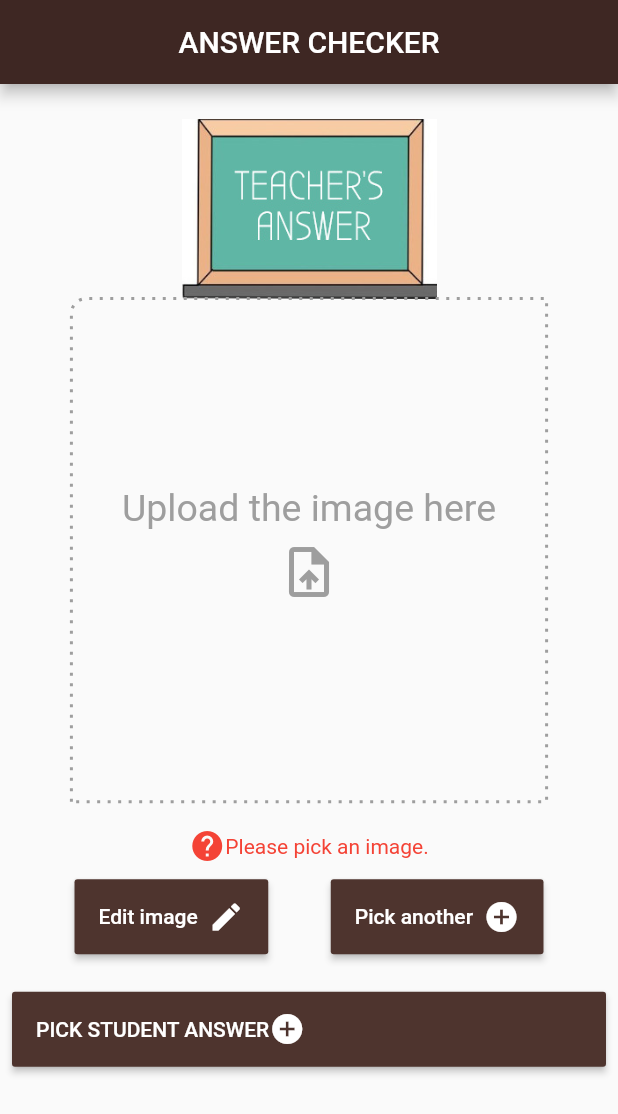
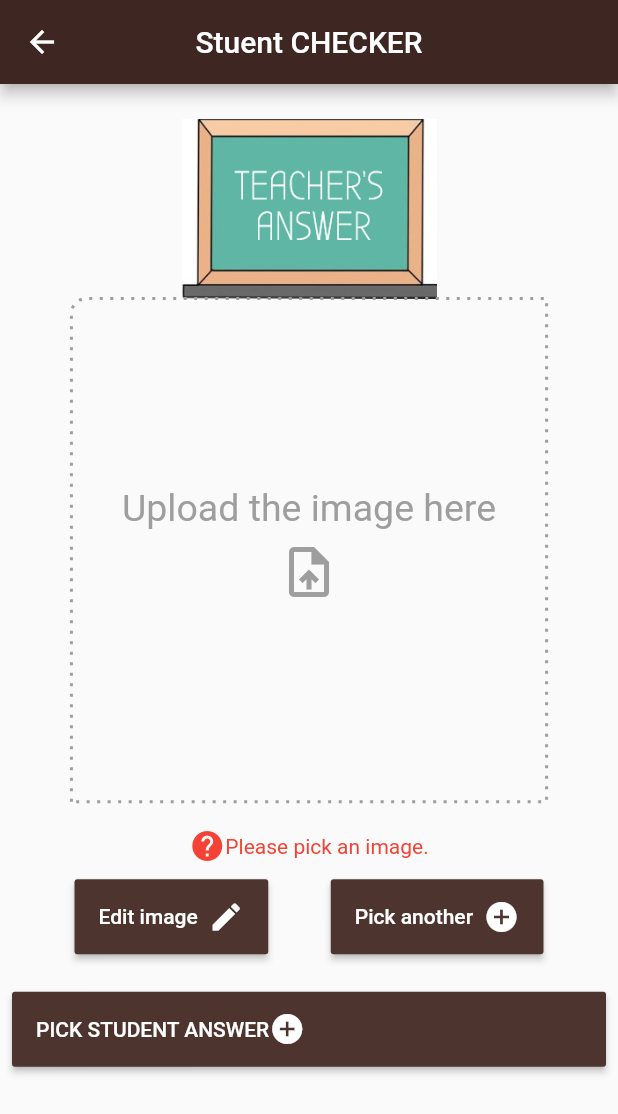
Before and after one commit to harshoo3/handwritten_answer_evaluator, a Flutter app: the screen it shows after launch, after a tap on "PICK STUDENT ANSWER", on a phone screen of 412 x 824 dp. Shown: the top 1114 px of the screen. Run offline on Flutter 3.47's test engine with Material 2 defaults, Android fonts, the phone set to English and light mode, and no system bars; our stand-ins replace dotted_decoration, image_cropper, image_picker, page_transition.

Commit message:
made classes and trans animation

```diff
--- a/lib/home.dart
+++ b/lib/home.dart
@@ -1,9 +1,12 @@
 import 'package:flutter/cupertino.dart';
 import 'package:flutter/material.dart';
+import 'package:handwritten_answer_evaluator/student-answer.dart';
 import 'package:image_picker/image_picker.dart';
 import 'dart:io';
 import 'package:dotted_decoration/dotted_decoration.dart';
 import 'package:image_cropper/image_cropper.dart';
+import 'package:handwritten_answer_evaluator/image-page.dart';
+import 'package:page_transition/page_transition.dart';
 class Home extends StatefulWidget {
   @override
   _HomeState createState() => _HomeState();
@@ -11,60 +14,6 @@ class Home extends StatefulWidget {
 
 class _HomeState extends State<Home> {
   File image;
-  final picker = ImagePicker();
-  bool image1Chosen = false;
-
-  chooseImage() async {
-    final pickedFile = await picker.getImage(source: ImageSource.gallery);
-    setState(() {
-      // _image.add(File(pickedFile?.path));
-      image = File(pickedFile?.path);
-    });
-    print(pickedFile.path);
-    if (pickedFile.path == null)
-      retrieveLostData();
-  }
-  _cropImage(File picked) async {
-    File cropped = await ImageCropper.cropImage(
-      androidUiSettings: AndroidUiSettings(
-        statusBarColor: Colors.brown[800],
-        toolbarColor: Colors.brown[800],
-        toolbarTitle: "Crop Image",
-        toolbarWidgetColor: Colors.white,
-        lockAspectRatio: false,
-      ),
-      sourcePath: picked.path,
-      aspectRatioPresets: [
-        CropAspectRatioPreset.original,
-        CropAspectRatioPreset.ratio16x9,
-        CropAspectRatioPreset.ratio4x3,
-      ],
-      maxWidth: 800,
-    );
-    if (cropped != null) {
-      setState(() {
-        image = cropped;
-      });
-    }
-  }
-  temp() {
-    print('hi');
-  }
-
-  Future<void> retrieveLostData() async {
-    final LostData response = await picker.getLostData();
-    if (response.isEmpty) {
-      return;
-    }
-    if (response.file != null) {
-      setState(() {
-        // _image.add(File(response.file.path));
-        image = File(response.file.path);
-      });
-    } else {
-      print(response.file);
-    }
-  }
 
   @override
   Widget build(BuildContext context) {
@@ -84,154 +33,42 @@ class _HomeState extends State<Home> {
           // child: SingleChildScrollView(
           child: SingleChildScrollView(
             child: Column(
-              mainAxisAlignment: MainAxisAlignment.center,
-              mainAxisSize: MainAxisSize.min,
               children: [
-                SizedBox(height: 15,),
-                Container(
-                  // color: ,
-                  width: 170,
-                  height: 120,
-                  // margin: EdgeInsets.only(top: 20),
-                  child: Image(
-                    image: AssetImage('assets/images/blackboard2.jpg'),
-                    fit: BoxFit.fill,
-                  ),
-                ),
-                Flexible(
-                  child: Container(
-                    width: width,
-                    height: 3*height / 7,
-                    child: Stack(
-                      alignment: AlignmentDirectional.topCenter,
-                      children: [
-                        FractionallySizedBox(
-                          widthFactor: 0.8,
-                          heightFactor: 0.95,
-                          child: Container(
-                            // margin: EdgeInsets.fromLTRB(20,10 , 20, 20),
-                            padding: EdgeInsets.all(20),
-                            decoration: DottedDecoration(
-                                shape: Shape.box,
-                                borderRadius: BorderRadius.only(
-                                    topLeft: Radius.circular(10)),
-                                dash: <int>[2, 5],
-                                strokeWidth: 2),
-                            child: image == null
-                                ? Column(
-                                    mainAxisAlignment:
-                                        MainAxisAlignment.center,
-                                    children: [
-                                      Center(
-                                          child: Text(
-                                        "Upload the image here",
-                                        textAlign: TextAlign.center,
-                                        style: TextStyle(
-                                            fontSize: 25,
-                                            color: Colors.grey),
-                                      )),
-                                      IconButton(
-                                        icon: Icon(Icons.upload_file),
-                                        onPressed: () => chooseImage(),
-                                        color: Colors.grey,
-                                        iconSize: 40,
-                                      ),
-                                      // image == null
-                                      //     ? SizedBox(),
-                                    ],
-                                  )
-                                : Container(
-                                    margin: EdgeInsets.all(3),
-                                    decoration: BoxDecoration(
-                                        image: DecorationImage(
-                                      fit: BoxFit.fitWidth,
-                                      image: FileImage(image),
-                                    )),
-                                  ),
-                            //   ),
-                            // ),
-                          ),
-                        ),
-                      ],
-                    ),
-                  ),
-                ),
-                // image!= null?ButtonTheme(
-                Padding(
-                  padding: const EdgeInsets.only(left: 30,right: 30),
-                  child: Row(
-                    mainAxisAlignment: MainAxisAlignment.center,
-                    children: [
-                      Icon(Icons.help,color: image==null?Colors.red:Colors.brown),
-                       Flexible(
-                         child: Text(image==null?'Please pick an image.':'It is highly recommended to crop the image to the answer.',
-                            textAlign: TextAlign.center,
-                            // overflow: TextOverflow.ellipsis,
-                            // softWrap: true,
-                            style: TextStyle(
-                            color: image==null?Colors.red:Colors.brown,
-                          ),),
-                       ),
-                    ],
-                  ),
-                ),
-                SizedBox(height: 10,),
-                Row(
-                  mainAxisAlignment: MainAxisAlignment.spaceEvenly,
-                  children: [
-                    ButtonTheme(
-                      minWidth: 50,
-                      height: 50,
-                      child: RaisedButton(
-                        color: Colors.brown[800],
-                        onPressed: ()async{
-                          if(image!=null){
-                            await _cropImage(image);
-                          }
-                        },
-                        child: Row(
-                          children: [
-                            Text(
-                              'Edit image  ',
-                              style: TextStyle(color: Colors.white),
-                            ),
-                            Icon(
-                              Icons.edit,
-                              color: Colors.white,
-                            ),
-                          ],
-                        ),
-                      ),
-                    ),
-                    ButtonTheme(
-                      minWidth: 50,
-                      height: 50,
-                      child: RaisedButton(
-                        color: Colors.brown[800],
-                        onPressed: ()=>chooseImage(),
-                        child: Row(
-                          children: [
-                            Text(
-                              'Pick another  ',
-                              style: TextStyle(color: Colors.white),
-                            ),
-                            Icon(
-                              Icons.add_circle_outlined,
-                              color: Colors.white,
-                            ),
-                          ],
-                        ),
-                      ),
-                    ),
-                  ],
-                ),
-                SizedBox(height: 25,),
+                ImagePage(width:width,height:height,image:image,blackboardImage: 'assets/images/blackboard2.jpg',),
                 ButtonTheme(
                   minWidth: 70,
                   height: 50,
                   child: RaisedButton(
                     color: Colors.brown[800],
-                    onPressed: (){},
+                    onPressed: (){
+                      // Navigator.push(context,
+                      //     MaterialPageRoute(
+                      //       builder: (context) => ,
+                      //     ));
+                      Navigator.push(context,
+                      //     PageRouteBuilder(
+                      //     transitionDuration: Duration(seconds: 1),
+                      //     transitionsBuilder: (BuildContext context,
+                      //         Animation<double> animation,
+                      //         Animation<double>secAnimation,
+                      //         Widget child){
+                      //       animation = CurvedAnimation(parent: animation, curve:Curves.bounceInOut);
+                      //       return ScaleTransition(scale: animation,
+                      //         alignment: Alignment.centerRight,
+                      //         child: child,);
+                      //     },
+                      //     pageBuilder: (BuildContext context,
+                      //         Animation<double> animation,
+                      //         Animation<double>secAnimation,){
+                      //       return StudentAnswer(teacherAnswer: image,);
+                      //     }
+                      // ));
+                      PageTransition(
+                      type: PageTransitionType.rightToLeft,
+                      child: StudentAnswer(teacherAnswer: image,),
+                      ),
+                      );
+                    },
                     child: Row(
                       children: [
                         Text(
@@ -246,7 +83,6 @@ class _HomeState extends State<Home> {
                     ),
                   ),
                 ),
-                // ):SizedBox(),
               ],
             ),
           ),
--- /dev/null
+++ b/lib/image-page.dart
@@ -0,0 +1,226 @@
+import 'package:flutter/material.dart';
+import 'package:image_cropper/image_cropper.dart';
+import 'package:image_picker/image_picker.dart';
+import 'dart:io';
+import 'package:flutter/cupertino.dart';
+import 'package:dotted_decoration/dotted_decoration.dart';
+class ImagePage extends StatefulWidget {
+  double height;
+  double width;
+  String blackboardImage;
+  File image;
+  ImagePage({this.height,this.width,this.blackboardImage,this.image});
+  // Function cropImage,chooseImage,retrieveLostData;
+  @override
+  _ImagePageState createState() => _ImagePageState(height:height,width:width,blackboardImage:blackboardImage,image: image);
+}
+
+class _ImagePageState extends State<ImagePage> {
+  double height;
+  double width;
+  String blackboardImage;
+  File image;
+  _ImagePageState({this.height,this.width,this.blackboardImage,this.image});
+  final picker = ImagePicker();
+  bool image1Chosen = false;
+  chooseImage() async {
+    final pickedFile = await picker.getImage(source: ImageSource.gallery);
+    setState(() {
+      // _image.add(File(pickedFile?.path));
+      image = File(pickedFile?.path);
+    });
+    print(pickedFile.path);
+    if (pickedFile.path == null)
+      retrieveLostData();
+  }
+  cropImage(File picked) async {
+    File cropped = await ImageCropper.cropImage(
+      androidUiSettings: AndroidUiSettings(
+        statusBarColor: Colors.brown[800],
+        toolbarColor: Colors.brown[800],
+        toolbarTitle: "Crop Image",
+        toolbarWidgetColor: Colors.white,
+        lockAspectRatio: false,
+      ),
+      sourcePath: picked.path,
+      aspectRatioPresets: [
+        CropAspectRatioPreset.original,
+        CropAspectRatioPreset.ratio16x9,
+        CropAspectRatioPreset.ratio4x3,
+      ],
+      maxWidth: 800,
+    );
+    if (cropped != null) {
+      setState(() {
+        image = cropped;
+      });
+    }
+  }
+  temp() {
+    print('hi');
+  }
+
+  Future<void> retrieveLostData() async {
+    final LostData response = await picker.getLostData();
+    if (response.isEmpty) {
+      return;
+    }
+    if (response.file != null) {
+      setState(() {
+        // _image.add(File(response.file.path));
+        image = File(response.file.path);
+      });
+    } else {
+      print(response.file);
+    }
+  }
+  @override
+  Widget build(BuildContext context) {
+    return Column(
+      mainAxisAlignment: MainAxisAlignment.center,
+      mainAxisSize: MainAxisSize.min,
+      children: [
+        SizedBox(height: 15,),
+        Container(
+          // color: ,
+          width: 170,
+          height: 120,
+          // margin: EdgeInsets.only(top: 20),
+          child: Image(
+            image: AssetImage(blackboardImage),
+            fit: BoxFit.fill,
+          ),
+        ),
+        Flexible(
+          child: Container(
+            width: width,
+            height: 3*height / 7,
+            child: Stack(
+              alignment: AlignmentDirectional.topCenter,
+              children: [
+                FractionallySizedBox(
+                  widthFactor: 0.8,
+                  heightFactor: 0.95,
+                  child: Container(
+                    // margin: EdgeInsets.fromLTRB(20,10 , 20, 20),
+                    padding: EdgeInsets.all(20),
+                    decoration: DottedDecoration(
+                        shape: Shape.box,
+                        borderRadius: BorderRadius.only(
+                            topLeft: Radius.circular(10)),
+                        dash: <int>[2, 5],
+                        strokeWidth: 2),
+                    child: image == null
+                        ? Column(
+                      mainAxisAlignment:
+                      MainAxisAlignment.center,
+                      children: [
+                        Center(
+                            child: Text(
+                              "Upload the image here",
+                              textAlign: TextAlign.center,
+                              style: TextStyle(
+                                  fontSize: 25,
+                                  color: Colors.grey),
+                            )),
+                        IconButton(
+                          icon: Icon(Icons.upload_file),
+                          onPressed: () => chooseImage(),
+                          color: Colors.grey,
+                          iconSize: 40,
+                        ),
+                        // image == null
+                        //     ? SizedBox(),
+                      ],
+                    )
+                        : Container(
+                      margin: EdgeInsets.all(3),
+                      decoration: BoxDecoration(
+                          image: DecorationImage(
+                            fit: BoxFit.fitWidth,
+                            image: FileImage(image),
+                          )),
+                    ),
+                    //   ),
+                    // ),
+                  ),
+                ),
+              ],
+            ),
+          ),
+        ),
+        // image!= null?ButtonTheme(
+        Padding(
+          padding: const EdgeInsets.only(left: 30,right: 30),
+          child: Row(
+            mainAxisAlignment: MainAxisAlignment.center,
+            children: [
+              Icon(Icons.help,color: image==null?Colors.red:Colors.brown),
+              Flexible(
+                child: Text(image==null?'Please pick an image.':'It is highly recommended to crop the image to the answer.',
+                  textAlign: TextAlign.center,
+                  // overflow: TextOverflow.ellipsis,
+                  // softWrap: true,
+                  style: TextStyle(
+                    color: image==null?Colors.red:Colors.brown,
+                  ),),
+              ),
+            ],
+          ),
+        ),
+        SizedBox(height: 10,),
+        Row(
+          mainAxisAlignment: MainAxisAlignment.spaceEvenly,
+          children: [
+            ButtonTheme(
+              minWidth: 50,
+              height: 50,
+              child: RaisedButton(
+                color: Colors.brown[800],
+                onPressed: ()async{
+                  if(image!=null){
+                    await cropImage(image);
+                  }
+                },
+                child: Row(
+                  children: [
+                    Text(
+                      'Edit image  ',
+                      style: TextStyle(color: Colors.white),
+                    ),
+                    Icon(
+                      Icons.edit,
+                      color: Colors.white,
+                    ),
+                  ],
+                ),
+              ),
+            ),
+            ButtonTheme(
+              minWidth: 50,
+              height: 50,
+              child: RaisedButton(
+                color: Colors.brown[800],
+                onPressed: ()=>chooseImage(),
+                child: Row(
+                  children: [
+                    Text(
+                      'Pick another  ',
+                      style: TextStyle(color: Colors.white),
+                    ),
+                    Icon(
+                      Icons.add_circle_outlined,
+                      color: Colors.white,
+                    ),
+                  ],
+                ),
+              ),
+            ),
+          ],
+        ),
+        SizedBox(height: 25,),
+        // ):SizedBox(),
+      ],
+    );
+  }
+}
--- /dev/null
+++ b/lib/student-answer.dart
@@ -0,0 +1,71 @@
+import 'package:flutter/cupertino.dart';
+import 'package:flutter/material.dart';
+import 'package:image_picker/image_picker.dart';
+import 'dart:io';
+import 'package:dotted_decoration/dotted_decoration.dart';
+import 'package:image_cropper/image_cropper.dart';
+import 'package:handwritten_answer_evaluator/image-page.dart';
+class StudentAnswer extends StatefulWidget {
+  File teacherAnswer;
+  StudentAnswer({this.teacherAnswer});
+  @override
+  _StudentAnswerState createState() => _StudentAnswerState(teacherAnswer:teacherAnswer);
+}
+
+class _StudentAnswerState extends State<StudentAnswer> {
+  File teacherAnswer;
+  _StudentAnswerState({this.teacherAnswer});
+  File image;
+
+  @override
+  Widget build(BuildContext context) {
+    double width = MediaQuery.of(context).size.width;
+    double height = MediaQuery.of(context).size.height;
+    // FlutterStatusbarcolor.setStatusBarWhiteForeground(true);
+    // final controller = PageController(initialPage: 0);
+    return Scaffold(
+      appBar: AppBar(
+        title: Text('Stuent CHECKER'),
+        centerTitle: true,
+        brightness: Brightness.dark,
+        backgroundColor: Colors.brown[900],
+      ),
+      body: Padding(
+        padding: const EdgeInsets.all(8.0),
+        // child: SingleChildScrollView(
+        child: SingleChildScrollView(
+          child: Column(
+            children: [
+              ImagePage(width:width,height:height,image:image,blackboardImage: 'assets/images/blackboard2.jpg',),
+              ButtonTheme(
+                minWidth: 70,
+                height: 50,
+                child: RaisedButton(
+                  color: Colors.brown[800],
+                  onPressed: (){
+                    // Navigator.of(context).pushReplacement(
+                    //     MaterialPageRoute(
+                    //       builder: (context) => AnotherPage(logic),
+                    //     ))
+                  },
+                  child: Row(
+                    children: [
+                      Text(
+                        'PICK STUDENT ANSWER',
+                        style: TextStyle(color: Colors.white),
+                      ),
+                      Icon(
+                        Icons.add_circle_outlined,
+                        color: Colors.white,
+                      ),
+                    ],
+                  ),
+                ),
+              ),
+            ],
+          ),
+        ),
+      ),
+    );
+  }
+}
--- a/pubspec.yaml
+++ b/pubspec.yaml
@@ -25,6 +25,7 @@ dependencies:
   dotted_decoration: ^1.2.2
   flutter_statusbarcolor: ^0.2.3
   image_cropper: ^1.4.0
+  page_transition: 1.1.7+6
   flutter:
     sdk: flutter
 
```
Also changed, not shown: pubspec.lock.
